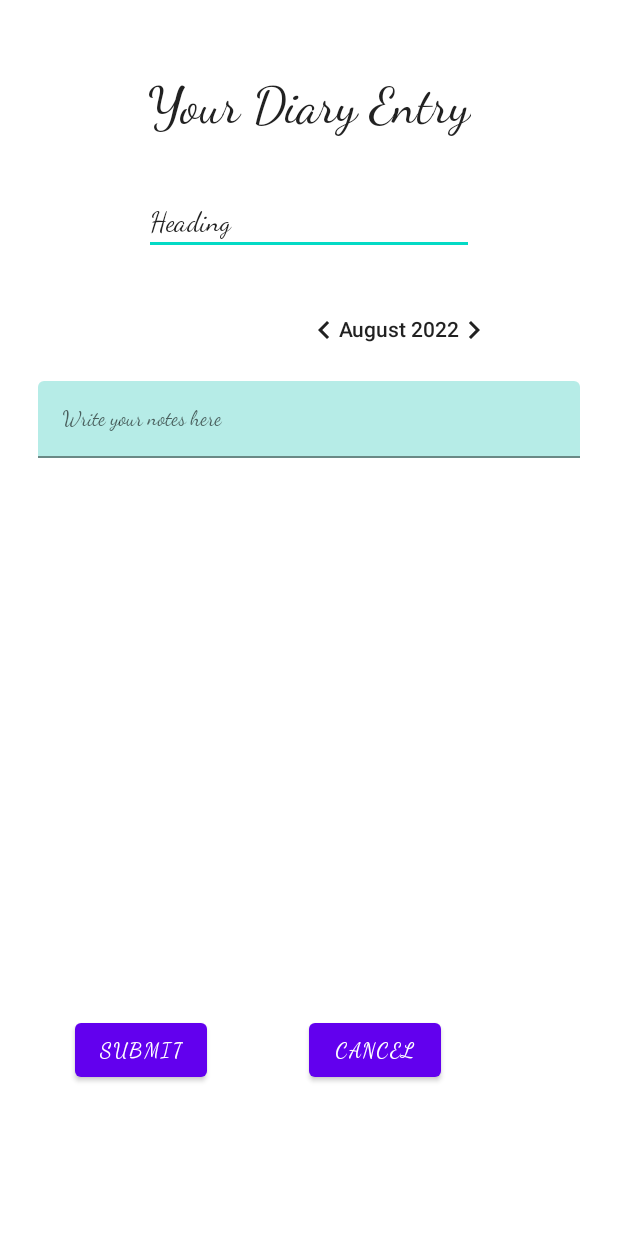
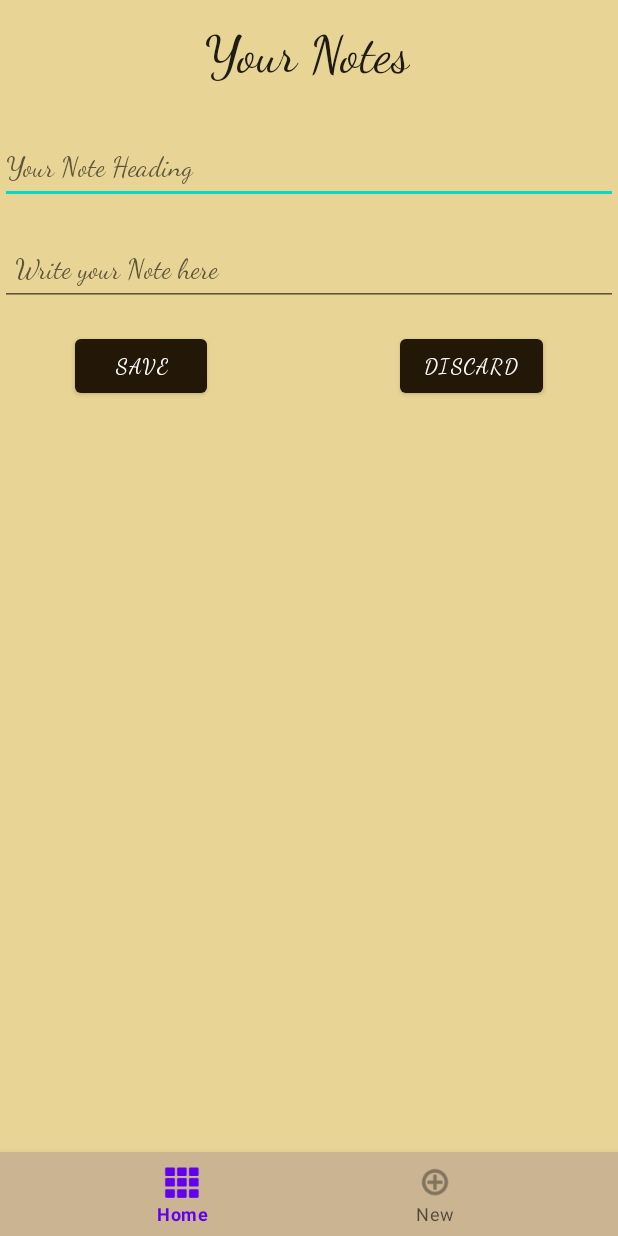
Before and after one commit to AngelThankachan11/MyJournal, an Android app: the AddEntry screen opened directly, with no data from a screen before it, on a phone screen of 412 x 824 dp. Run offline under Robolectric (Android 15) with nearby library versions, the phone set to English and light mode, and no system bars.

Commit message:
Bottom Navigation Fragment Layout changes

```diff
--- a/app/src/main/AndroidManifest.xml
+++ b/app/src/main/AndroidManifest.xml
@@ -45,9 +45,6 @@
         <activity
             android:name=".MainActivity"
             android:screenOrientation="portrait" />
-        <activity
-            android:name=".AddEntryActivity"
-            android:screenOrientation="portrait" />
     </application>
 
 </manifest>
--- a/app/src/main/res/layout/activity_addentry.xml
+++ b/app/src/main/res/layout/activity_addentry.xml
@@ -5,6 +5,7 @@
     android:layout_height="match_parent"
     xmlns:app="http://schemas.android.com/apk/res-auto"
     android:layout_centerInParent="true"
+    android:background="#F7E8D392"
     tools:context=".AddEntry">
 
 
@@ -17,101 +18,92 @@
             android:id="@+id/textView2"
             android:layout_width="wrap_content"
             android:layout_height="wrap_content"
-            android:layout_marginTop="50dp"
-            android:capitalize="sentences"
+            android:layout_marginTop="16dp"
             android:fontFamily="cursive"
             android:includeFontPadding="true"
-            android:text="Your Diary Entry"
+            android:minHeight="48dp"
+            android:text="@string/entry"
             android:textAlignment="center"
             android:textAppearance="@style/TextAppearance.AppCompat.Large"
             android:textSize="34sp"
             app:layout_constraintEnd_toEndOf="parent"
+            app:layout_constraintHorizontal_bias="0.494"
             app:layout_constraintStart_toStartOf="parent"
             app:layout_constraintTop_toTopOf="parent" />
 
+
         <EditText
-            android:id="@+id/heading"
+            android:id="@+id/heading2"
             android:layout_width="wrap_content"
             android:layout_height="wrap_content"
             android:layout_marginStart="20dp"
-            android:layout_marginTop="36dp"
+            android:layout_marginTop="24dp"
             android:layout_marginEnd="20dp"
-            android:ems="10"
+            android:layout_weight="1"
+            android:ellipsize="none"
+            android:ems="200"
             android:fontFamily="cursive"
+            android:hint="@string/entry1"
             android:inputType="textPersonName"
-            android:text="Heading"
+            android:maxLines="100"
+            android:minHeight="48dp"
+            android:scrollHorizontally="false"
             app:layout_constraintEnd_toEndOf="parent"
+            app:layout_constraintHorizontal_bias="0.512"
             app:layout_constraintStart_toStartOf="parent"
             app:layout_constraintTop_toBottomOf="@+id/textView2" />
 
-        <CalendarView
-            android:id="@+id/calendarView"
-            android:layout_width="156dp"
-            android:layout_height="63dp"
-            android:layout_marginTop="16dp"
-            android:layout_marginEnd="68dp"
-            app:layout_constraintEnd_toEndOf="parent"
-            app:layout_constraintTop_toBottomOf="@+id/heading" />
-
-        <com.google.android.gms.maps.MapView
-            android:id="@+id/mapView"
-            android:layout_width="wrap_content"
+        <EditText
+            android:id="@+id/simpleEditText"
+            android:layout_width="match_parent"
             android:layout_height="wrap_content"
-            android:layout_marginStart="16dp"
-            android:layout_marginTop="68dp"
-            android:layout_marginEnd="16dp"
-            android:backgroundTint="#CCF1ED"
-            app:layout_constraintEnd_toStartOf="@+id/calendarView"
-            app:layout_constraintHorizontal_bias="0.035"
-            app:layout_constraintStart_toStartOf="parent"
-            app:layout_constraintTop_toBottomOf="@+id/heading" />
+            android:layout_marginTop="20dp"
+            android:ems="200"
+            android:fontFamily="cursive"
+            android:hint="@string/entry2"
+            android:minHeight="48dp"
+            android:padding="10dp"
+            android:paddingLeft="1dp"
+            app:layout_constraintTop_toBottomOf="@+id/heading2"
+            tools:layout_editor_absoluteX="1dp" />
 
         <Button
             android:id="@+id/button5"
             android:layout_width="wrap_content"
             android:layout_height="wrap_content"
             android:layout_marginStart="50dp"
-            android:layout_marginBottom="100dp"
+            android:layout_marginTop="16dp"
             android:fontFamily="cursive"
-            android:text="Submit"
-            app:layout_constraintBottom_toBottomOf="parent"
-            app:layout_constraintStart_toStartOf="parent" />
+            android:text="@string/submit"
+            app:backgroundTint="@color/button"
+            app:layout_constraintStart_toStartOf="parent"
+            app:layout_constraintTop_toBottomOf="@+id/simpleEditText" />
 
         <Button
             android:id="@+id/button6"
             android:layout_width="wrap_content"
             android:layout_height="wrap_content"
+            android:layout_marginTop="16dp"
             android:layout_marginEnd="50dp"
-            android:layout_marginBottom="100dp"
             android:fontFamily="cursive"
-            android:text="Cancel"
-            app:layout_constraintBottom_toBottomOf="parent"
+            android:text="@string/discard"
+            app:backgroundTint="@color/button"
             app:layout_constraintEnd_toEndOf="parent"
-            app:layout_constraintStart_toEndOf="@+id/button5" />
+            app:layout_constraintTop_toBottomOf="@+id/simpleEditText" />
 
-        <com.google.android.material.textfield.TextInputLayout
-            android:layout_width="361dp"
-            android:layout_height="wrap_content"
-            android:layout_marginStart="16dp"
-            android:layout_marginTop="16dp"
-            android:layout_marginEnd="16dp"
-            app:layout_constraintEnd_toEndOf="parent"
-            app:layout_constraintStart_toStartOf="parent"
-            app:layout_constraintTop_toBottomOf="@+id/mapView">
+    </androidx.constraintlayout.widget.ConstraintLayout>
 
-            <com.google.android.material.textfield.TextInputEditText
-                android:layout_width="match_parent"
-                android:layout_height="wrap_content"
-                android:backgroundTint="#B6ECE7"
-                android:editable="true"
-                android:fontFamily="cursive"
-                android:hint="Write your notes here"
-                android:inputType="text|textCapSentences|textAutoComplete|textImeMultiLine"
-                android:isScrollContainer="false"
-                android:keepScreenOn="true"
-                android:textAppearance="@style/TextAppearance.AppCompat.Body1"
-                android:visibility="visible"
-                tools:visibility="visible" />
-        </com.google.android.material.textfield.TextInputLayout>
-    </androidx.constraintlayout.widget.ConstraintLayout>
+    <com.google.android.material.bottomnavigation.BottomNavigationView
+        android:id="@+id/navigation"
+        android:layout_width="match_parent"
+        android:layout_height="wrap_content"
+        android:layout_gravity="end"
+        android:layout_alignParentBottom="true"
+        android:background="#CAB492"
+        app:labelVisibilityMode="labeled"
+        app:menu="@menu/menu_main">
+
+
+    </com.google.android.material.bottomnavigation.BottomNavigationView>
+
 </RelativeLayout>
--- /dev/null
+++ b/app/src/main/res/menu/menu_main.xml
@@ -0,0 +1,13 @@
+<?xml version="1.0" encoding="utf-8"?>
+<menu xmlns:android="http://schemas.android.com/apk/res/android">
+    <item
+        android:id="@+id/nav_home"
+        android:icon="@android:drawable/ic_dialog_dialer"
+        android:title="Home" />
+    <item
+        android:id="@+id/nav_add"
+        android:icon="@android:drawable/ic_menu_add"
+
+        android:title="New" />
+
+</menu>
--- a/app/src/main/res/values/colors.xml
+++ b/app/src/main/res/values/colors.xml
@@ -8,5 +8,5 @@
     <color name="black">#FF000000</color>
     <color name="white">#FFFFFFFF</color>
     <color name="white1">#F6F9FF</color>
-
+    <color name="button">#231807</color>
 </resources>
--- a/app/src/main/res/values/strings.xml
+++ b/app/src/main/res/values/strings.xml
@@ -16,6 +16,14 @@
     <string name="attachment_summary_off">Only download attachments when manually requested</string>
     <string name="title_activity_maps">MapsActivity</string>
 
-    <string name="subject">Subject</string>
-    <string name="demotext">demo text to be changed</string>
+    <string name="subject">My Notes</string>
+    <string name="demo_text">demo text to be changed</string>
+    <string name="entry">Your Notes</string>
+    <string name="entry1">Your Note Heading</string>
+    <string name="entry2">Write your Note here </string>
+    <string name="submit">Save </string>
+    <string name="discard">Discard </string>
+    <string name="new_entry">Create New Journal Entry</string>
+    <!-- TODO: Remove or change this placeholder text -->
+    <string name="hello_blank_fragment">Hello blank fragment</string>
 </resources>
```
Also changed, not shown: app/build.gradle (+6 -1 lines), app/src/main/java/com/w9556358/myjournal/AddEntry.java (+32 -0 lines), app/src/main/java/com/w9556358/myjournal/AddNavFragment.java (added, +64 -0 lines), app/src/main/java/com/w9556358/myjournal/HomeFragment.java (added, +64 -0 lines), app/src/main/java/com/w9556358/myjournal/MainActivity.java (+42 -10 lines), app/src/main/res/layout/activity_main.xml (+18 -6 lines), app/src/main/res/layout/fragment_add_nav.xml (added, +14 -0 lines), app/src/main/res/layout/fragment_home.xml (added, +14 -0 lines).
